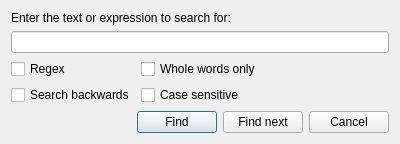
VioletGiraffe/file-commander, file plugins/viewer/textviewer/src/cfinddialog.ui: the form before one commit.
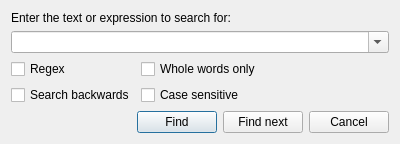
The form after the commit. Custom widgets are drawn as their Qt base class.

Commit message: CFindDialog: QLineEdit replaced with CHistoryComboBox

Patch:
```diff
--- a/plugins/viewer/textviewer/src/cfinddialog.ui
+++ b/plugins/viewer/textviewer/src/cfinddialog.ui
@@ -22,7 +22,11 @@
     </widget>
    </item>
    <item>
-    <widget class="QLineEdit" name="_searchText"/>
+    <widget class="CHistoryComboBox" name="_searchText">
+     <property name="editable">
+      <bool>true</bool>
+     </property>
+    </widget>
    </item>
    <item>
     <layout class="QFormLayout" name="formLayout">
@@ -109,6 +113,13 @@
    </item>
   </layout>
  </widget>
+ <customwidgets>
+  <customwidget>
+   <class>CHistoryComboBox</class>
+   <extends>QComboBox</extends>
+   <header>widgets/chistorycombobox.h</header>
+  </customwidget>
+ </customwidgets>
  <resources/>
  <connections/>
 </ui>
```
The commit also changes 1 other file.
